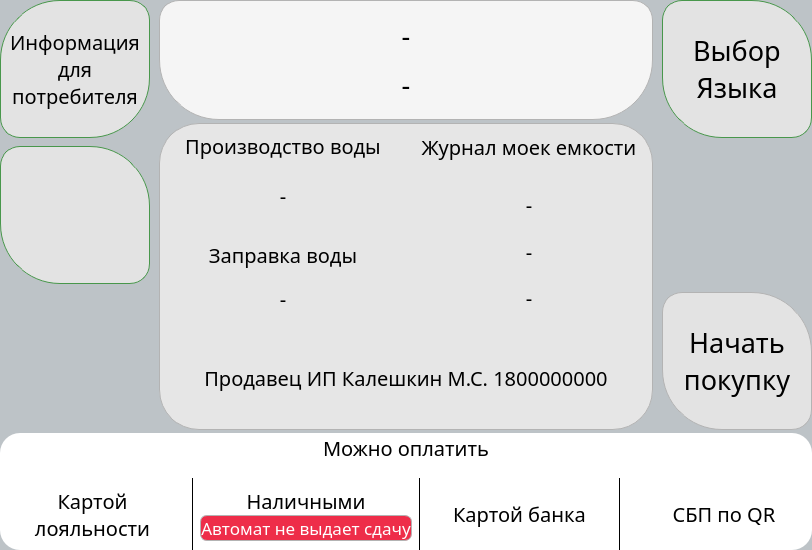
First picture: the form in services/gui/resources/ui_interface/waiting_window.ui, repository dmitriymikryukov/vodobox-pro, before the edit.
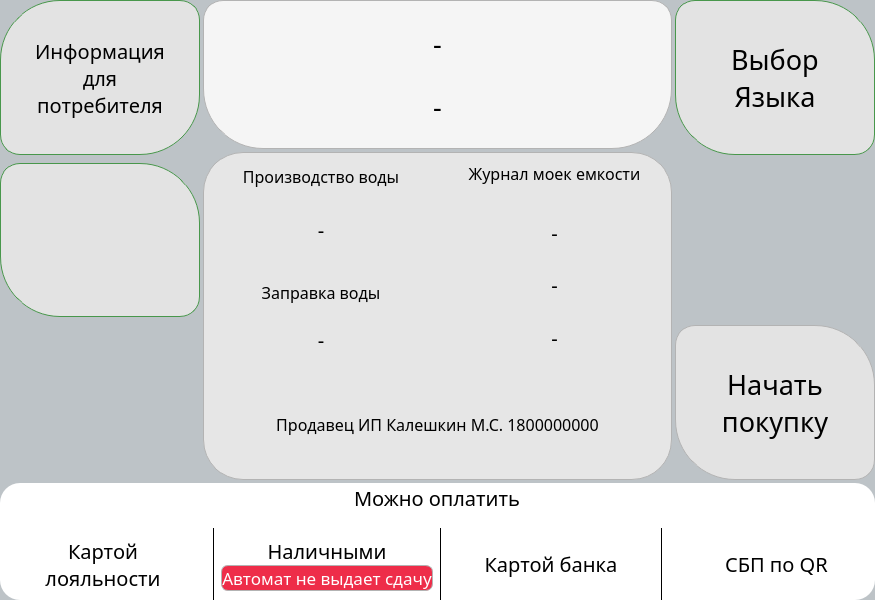
Second picture: the form after the edit. The open tabs and pages were chosen to show the change.

Commit message: testing wating window

```diff
--- a/services/gui/resources/ui_interface/waiting_window.ui
+++ b/services/gui/resources/ui_interface/waiting_window.ui
@@ -6,8 +6,8 @@
    <rect>
     <x>0</x>
     <y>0</y>
-    <width>812</width>
-    <height>550</height>
+    <width>875</width>
+    <height>600</height>
    </rect>
   </property>
   <property name="maximumSize">
@@ -501,7 +501,7 @@
           <widget class="QFrame" name="frame_6">
            <property name="minimumSize">
             <size>
-             <width>150</width>
+             <width>200</width>
              <height>0</height>
             </size>
            </property>
@@ -575,12 +575,6 @@
                     <verstretch>0</verstretch>
                    </sizepolicy>
                   </property>
-                  <property name="maximumSize">
-                   <size>
-                    <width>200</width>
-                    <height>149</height>
-                   </size>
-                  </property>
                   <property name="sizeIncrement">
                    <size>
                     <width>0</width>
@@ -736,17 +730,11 @@
                 <item>
                  <widget class="QPushButton" name="up_arrow_btn">
                   <property name="sizePolicy">
-                   <sizepolicy hsizetype="Minimum" vsizetype="Fixed">
+                   <sizepolicy hsizetype="Minimum" vsizetype="Preferred">
                     <horstretch>0</horstretch>
                     <verstretch>0</verstretch>
                    </sizepolicy>
                   </property>
-                  <property name="maximumSize">
-                   <size>
-                    <width>200</width>
-                    <height>149</height>
-                   </size>
-                  </property>
                   <property name="sizeIncrement">
                    <size>
                     <width>0</width>
@@ -980,12 +968,6 @@
                     <verstretch>0</verstretch>
                    </sizepolicy>
                   </property>
-                  <property name="maximumSize">
-                   <size>
-                    <width>200</width>
-                    <height>149</height>
-                   </size>
-                  </property>
                   <property name="sizeIncrement">
                    <size>
                     <width>0</width>
@@ -1313,7 +1295,7 @@
                               <property name="font">
                                <font>
                                 <family>Rubik</family>
-                                <pointsize>15</pointsize>
+                                <pointsize>12</pointsize>
                                </font>
                               </property>
                               <property name="text">
@@ -1378,7 +1360,7 @@
                                  <property name="font">
                                   <font>
                                    <family>Rubik</family>
-                                   <pointsize>15</pointsize>
+                                   <pointsize>12</pointsize>
                                   </font>
                                  </property>
                                  <property name="text">
@@ -1475,7 +1457,7 @@
                               <property name="font">
                                <font>
                                 <family>Rubik</family>
-                                <pointsize>15</pointsize>
+                                <pointsize>12</pointsize>
                                </font>
                               </property>
                               <property name="text">
@@ -1519,7 +1501,7 @@
                               <property name="font">
                                <font>
                                 <family>Rubik</family>
-                                <pointsize>15</pointsize>
+                                <pointsize>12</pointsize>
                                </font>
                               </property>
                               <property name="text">
@@ -1743,7 +1725,7 @@
           <widget class="QFrame" name="frame_5">
            <property name="minimumSize">
             <size>
-             <width>150</width>
+             <width>200</width>
              <height>0</height>
             </size>
            </property>
@@ -1811,12 +1793,6 @@
                     <verstretch>0</verstretch>
                    </sizepolicy>
                   </property>
-                  <property name="maximumSize">
-                   <size>
-                    <width>200</width>
-                    <height>149</height>
-                   </size>
-                  </property>
                   <property name="sizeIncrement">
                    <size>
                     <width>0</width>
@@ -1976,12 +1952,6 @@
                     <verstretch>0</verstretch>
                    </sizepolicy>
                   </property>
-                  <property name="maximumSize">
-                   <size>
-                    <width>200</width>
-                    <height>149</height>
-                   </size>
-                  </property>
                   <property name="sizeIncrement">
                    <size>
                     <width>0</width>
@@ -2139,12 +2109,6 @@
                     <verstretch>0</verstretch>
                    </sizepolicy>
                   </property>
-                  <property name="maximumSize">
-                   <size>
-                    <width>200</width>
-                    <height>149</height>
-                   </size>
-                  </property>
                   <property name="sizeIncrement">
                    <size>
                     <width>0</width>
```
Left out of the diff: 36 changed lines with no effect on the pictures. The commit also changes 1 other file.
